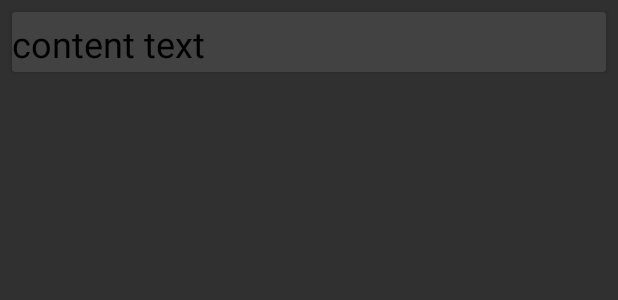
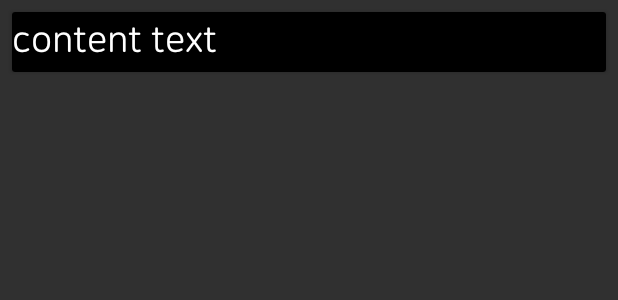
Before and after one commit to SeokCheol-Lee/MedexHealing, an Android app: the layout row_items.xml on its own in the app's theme, with its tools: preview values and no code run, on a phone screen of 412 x 824 dp. Shown: the top 300 px of the screen. Run offline under Robolectric (Android 15) with nearby library versions, the phone set to English and light mode, and no system bars.

Commit message:
디자인 수정 완료

```diff
--- a/app/src/main/res/layout/activity_information_sleep.xml
+++ b/app/src/main/res/layout/activity_information_sleep.xml
@@ -6,13 +6,14 @@
     android:layout_width="match_parent"
     android:layout_height="match_parent"
     tools:context=".InformationSleepActivity"
+    android:background="@color/black"
     android:orientation="vertical">
 
     <TextView
         android:layout_marginTop="10dp"
         android:layout_width="wrap_content"
         android:layout_height="wrap_content"
-        android:textColor="@color/black"
+        android:textColor="@color/white"
         android:textSize="20sp"
         android:textStyle="bold"
         android:fontFamily="@font/nsr"
@@ -27,7 +28,7 @@
         android:text="숙면"
         android:textSize="30sp"
         android:textStyle="bold"
-        android:textColor="@color/black"
+        android:textColor="@color/white"
         android:fontFamily="@font/nsr"/>
 
     <androidx.recyclerview.widget.RecyclerView
--- a/app/src/main/res/layout/activity_mod_select.xml
+++ b/app/src/main/res/layout/activity_mod_select.xml
@@ -35,7 +35,9 @@
         android:id="@+id/tab_layout"
         android:layout_width="match_parent"
         android:layout_height="wrap_content"
-        android:layout_marginTop="120dp">
+        android:layout_marginTop="120dp"
+        app:tabTextColor="@color/white"
+        app:tabIconTint="@color/white">
 
         <com.google.android.material.tabs.TabItem
             android:layout_width="wrap_content"
--- a/app/src/main/res/layout/row_items.xml
+++ b/app/src/main/res/layout/row_items.xml
@@ -3,12 +3,14 @@
     xmlns:android="http://schemas.android.com/apk/res/android"
     android:layout_height="40dp"
     android:layout_width="match_parent"
-    android:layout_margin="8dp">
+    android:layout_margin="8dp"
+    android:background="@color/black">
 
     <LinearLayout
         android:layout_width="match_parent"
         android:layout_height="match_parent"
         android:orientation="vertical"
+        android:background="@color/black"
         android:gravity="center_vertical">
 
         <TextView
@@ -18,7 +20,9 @@
             android:layout_height="30dp"
             android:textSize="24dp"
             android:text="content text"
-            android:textColor="@color/black"/>
+            android:fontFamily="@font/nsr"
+            android:background="@color/black"
+            android:textColor="@color/white"/>
     </LinearLayout>
 
 </androidx.cardview.widget.CardView>
```
